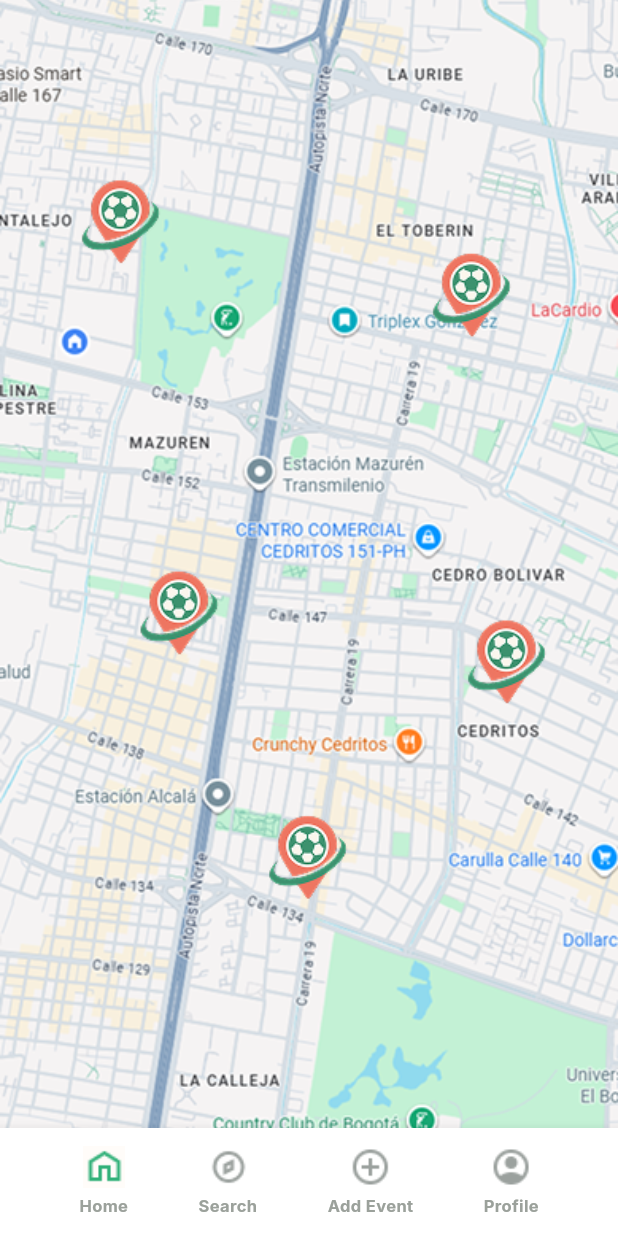
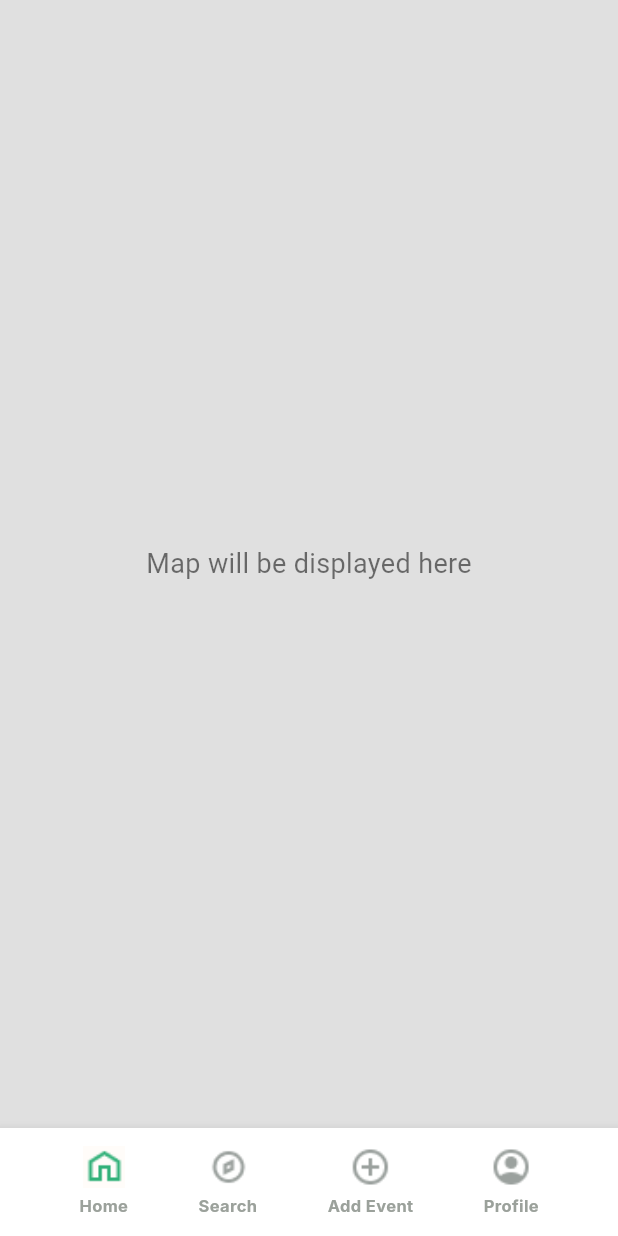
Before and after one commit to vomisa29/Moviles_T45, a Flutter app: the MainView screen opened by its route, on a phone screen of 412 x 824 dp. Run offline on Flutter 3.47's test engine with Material 3 defaults, Android fonts, the phone set to English and light mode, and no system bars; our stand-ins replace cloud_firestore, firebase_auth, firebase_core, go_router, google_fonts; accounts and stored records are empty; generated files the repository leaves out were written again.

Commit message:
Cambios de main y router para que funcione bien, repository de event

```diff
--- a/flutterapp/lib/app/router.dart
+++ b/flutterapp/lib/app/router.dart
@@ -4,8 +4,8 @@ import '../presentation/login.dart';
 import '../presentation/main_view.dart';
 import '../presentation/register.dart';
 
-class AppRouter {
-  static final GoRouter router = GoRouter(
+GoRouter createRouter() {
+  return GoRouter(
     initialLocation: '/landing_page',
     routes: [
       GoRoute(
--- a/flutterapp/lib/main.dart
+++ b/flutterapp/lib/main.dart
@@ -1,20 +1,24 @@
 import 'package:flutter/material.dart';
+import 'package:firebase_core/firebase_core.dart';
+import 'firebase_options.dart';
+import 'app/router.dart';
+import 'package:go_router/go_router.dart';
 
-import 'package:firebase_core/firebase_core.dart';
-import 'package:flutterapp/services/firebase_options.dart';
+void main() async {
+  WidgetsFlutterBinding.ensureInitialized();
 
-import 'app/router.dart';
-
-void main() async{
-  WidgetsFlutterBinding.ensureInitialized();
   await Firebase.initializeApp(
     options: DefaultFirebaseOptions.currentPlatform,
   );
-  runApp(const MyApp());
+
+  final router = createRouter();
+
+  runApp(MyApp(router: router));
 }
 
 class MyApp extends StatelessWidget {
-  const MyApp({super.key});
+  final GoRouter router;
+  const MyApp({super.key, required this.router});
 
   @override
   Widget build(BuildContext context) {
@@ -25,7 +29,7 @@ class MyApp extends StatelessWidget {
         useMaterial3: true,
         colorScheme: ColorScheme.fromSeed(seedColor: Colors.deepPurple),
       ),
-        routerConfig: AppRouter.router
+      routerConfig: router,
     );
   }
 }
--- a/flutterapp/lib/presentation/main_view.dart
+++ b/flutterapp/lib/presentation/main_view.dart
@@ -1,13 +1,11 @@
 import 'package:flutter/material.dart';
-import 'package:google_fonts/google_fonts.dart';
+import 'widgets/footer_bar.dart';
 
 class MainView extends StatelessWidget {
   const MainView({super.key});
 
   @override
   Widget build(BuildContext context) {
-    const pinAsset = 'lib/assets/Logo_app_SportLink_Small.png';
-    const pinSize = 100.0;
     const items = [
       FooterItem('lib/assets/SmallHomeIcon.png', 'Home'),
       FooterItem('lib/assets/SmallCompassIcon.png', 'Search'),
@@ -16,114 +14,24 @@ class MainView extends StatelessWidget {
     ];
 
     return Scaffold(
-
       backgroundColor: Colors.white,
       body: Column(
         children: [
-
-      Expanded(
-            child: Stack(
-              fit: StackFit.expand,
-              children: [
-                Image.asset(
-                  'lib/assets/MapImage.png',
-                  fit: BoxFit.cover,
+          //Aqui ya pongo el mapa
+          Expanded(
+            child: Container(
+              color: Colors.grey[300],
+              child: const Center(
+                child: Text(
+                  'Map will be displayed here',
+                  style: TextStyle(fontSize: 18, color: Colors.black54),
                 ),
-
-                Align(
-                  alignment: const Alignment(-0.80, -0.70),
-                  child: Image.asset(pinAsset, width: pinSize, height: pinSize),
-                ),
-                Align(
-                  alignment: const Alignment(0.70, -0.55),
-                  child: Image.asset(pinAsset, width: pinSize, height: pinSize),
-                ),
-                Align(
-                  alignment: const Alignment(-0.55, 0.10),
-                  child: Image.asset(pinAsset, width: pinSize, height: pinSize),
-                ),
-                Align(
-                  alignment: const Alignment(0.00, 0.60),
-                  child: Image.asset(pinAsset, width: pinSize, height: pinSize),
-                ),
-                Align(
-                  alignment: const Alignment(0.85, 0.20),
-                  child: Image.asset(pinAsset, width: pinSize, height: pinSize),
-                ),
-              ],
+              ),
             ),
           ),
-          FooterBar(items: items),
+          const FooterBar(items: items),
         ],
       ),
     );
   }
 }
-
-class FooterBar extends StatelessWidget {
-  const FooterBar({required this.items});
-
-  final List<FooterItem> items;
-
-  @override
-  Widget build(BuildContext context) {
-    return Material(
-      elevation: 6,
-      child: SafeArea(
-        top: false,
-        child: Container(
-          padding: const EdgeInsets.symmetric(horizontal: 12, vertical: 8),
-          color: Colors.white,
-          child: Row(
-            mainAxisAlignment: MainAxisAlignment.spaceEvenly,
-            children: items.map((e) {
-              return FooterButton(item: e, onTap: () {
-                //aqui eventualmente ponemos logica de navegacion
-              });
-            }).toList(),
-          ),
-        ),
-      ),
-    );
-  }
-}
-
-class FooterItem {
-  final String assetPath;
-  final String label;
-  const FooterItem(this.assetPath, this.label);
-}
-
-class FooterButton extends StatelessWidget {
-  const FooterButton({required this.item, this.onTap});
-
-  final FooterItem item;
-  final VoidCallback? onTap;
-
-  @override
-  Widget build(BuildContext context) {
-    return InkWell(
-      borderRadius: BorderRadius.circular(12),
-      onTap: onTap,
-      child: Padding(
-        padding: const EdgeInsets.symmetric(horizontal: 6, vertical: 4),
-        child: Column(
-          mainAxisSize: MainAxisSize.min,
-          children: [
-            Image.asset(
-              item.assetPath,
-              width: 28,
-              height: 28,
-              fit: BoxFit.contain,
-            ),
-            const SizedBox(height: 4),
-            Text(
-              item.label, style: GoogleFonts.inter(fontSize: 11, color: Color(0xFF9BA19B), fontWeight: FontWeight.w700
-              ),
-            ),
-          ],
-        ),
-      ),
-    );
-  }
-}
--- /dev/null
+++ b/flutterapp/lib/presentation/widgets/footer_bar.dart
@@ -0,0 +1,77 @@
+import 'package:flutter/material.dart';
+import 'package:google_fonts/google_fonts.dart';
+
+class FooterBar extends StatelessWidget {
+  const FooterBar({required this.items, super.key});
+
+  final List<FooterItem> items;
+
+  @override
+  Widget build(BuildContext context) {
+    return Material(
+      elevation: 6,
+      child: SafeArea(
+        top: false,
+        child: Container(
+          padding: const EdgeInsets.symmetric(horizontal: 12, vertical: 8),
+          color: Colors.white,
+          child: Row(
+            mainAxisAlignment: MainAxisAlignment.spaceEvenly,
+            children: items.map((e) {
+              return FooterButton(
+                item: e,
+                onTap: () {
+                  //Eventualmente navegacion aca
+                },
+              );
+            }).toList(),
+          ),
+        ),
+      ),
+    );
+  }
+}
+
+class FooterItem {
+  final String assetPath;
+  final String label;
+  const FooterItem(this.assetPath, this.label);
+}
+
+class FooterButton extends StatelessWidget {
+  const FooterButton({required this.item, this.onTap, super.key});
+
+  final FooterItem item;
+  final VoidCallback? onTap;
+
+  @override
+  Widget build(BuildContext context) {
+    return InkWell(
+      borderRadius: BorderRadius.circular(12),
+      onTap: onTap,
+      child: Padding(
+        padding: const EdgeInsets.symmetric(horizontal: 6, vertical: 4),
+        child: Column(
+          mainAxisSize: MainAxisSize.min,
+          children: [
+            Image.asset(
+              item.assetPath,
+              width: 28,
+              height: 28,
+              fit: BoxFit.contain,
+            ),
+            const SizedBox(height: 4),
+            Text(
+              item.label,
+              style: GoogleFonts.inter(
+                fontSize: 11,
+                color: const Color(0xFF9BA19B),
+                fontWeight: FontWeight.w700,
+              ),
+            ),
+          ],
+        ),
+      ),
+    );
+  }
+}
```
Also changed, not shown: flutterapp/lib/data/events/event_firestore_ds.dart (+37 -0 lines), flutterapp/lib/data/events/event_repository_firestore.dart (+42 -0 lines), flutterapp/lib/domain/events/event_repository.dart (+14 -0 lines), flutterapp/firebase.json, flutterapp/lib/services/firebase_options.dart (deleted), 1 other file.
